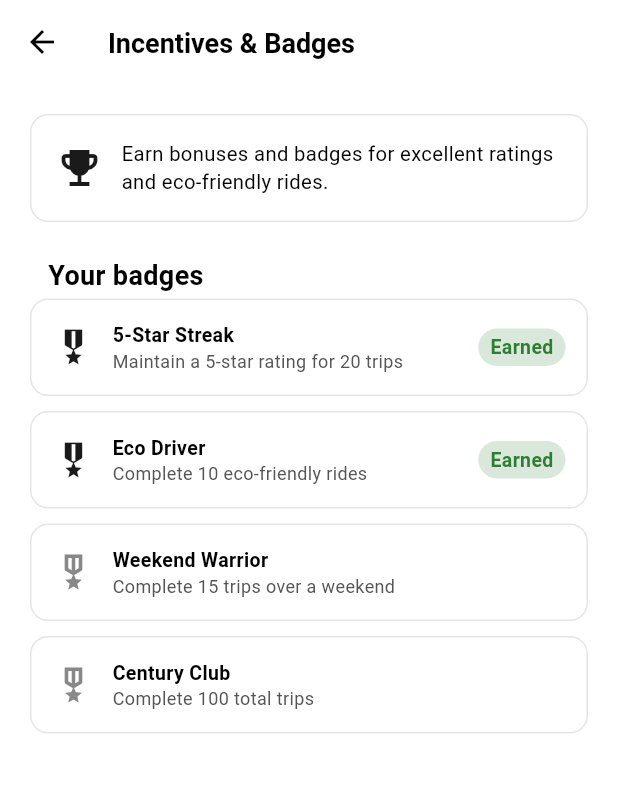
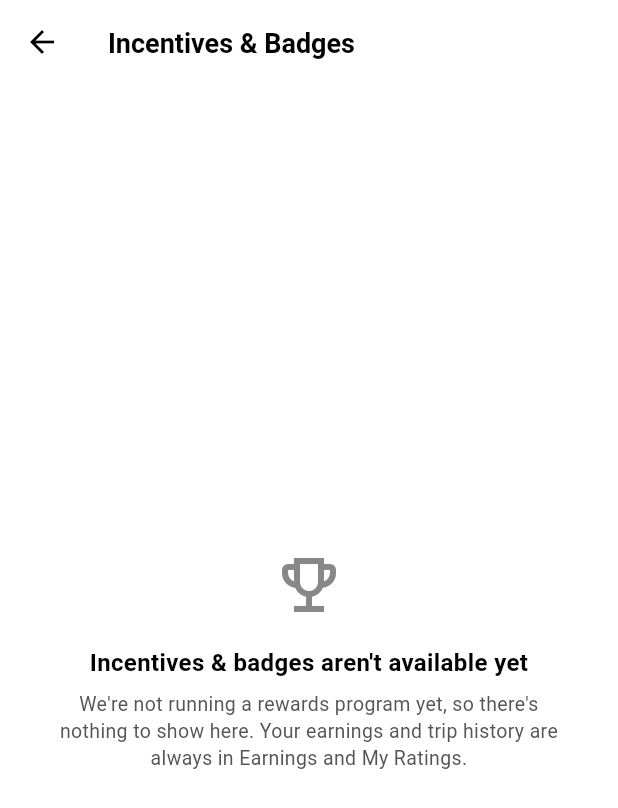
Before and after one commit to MariaD137/ravelgo, a Flutter app: the AccountScreen screen opened directly, after a tap on "Incentives & Badges", on a phone screen of 412 x 824 dp. Shown: the top 808 px of the screen. Run offline on Flutter 3.47's test engine with Material 3 defaults, Android fonts, the phone set to English and light mode, and no system bars; our stand-ins replace dotted_border, flutter_dotenv, geolocator, google_maps_flutter, image_picker, qr_flutter and 3 more; missing offline and left inert: amazon_cognito_identity_dart_2, amplify_auth_cognito, amplify_flutter, amplify_push_notifications_pinpoint; accounts and stored records are empty.

Commit message:
driver_app: real ratings; remove fake incentives/badges and hazard alerts
My Ratings, Incentives & Badges, and Driver Assistance Mode were all
100% hardcoded fixtures with zero backend behind any of them — the
same 4.8-star / 214-trip header and four canned reviews shown to every
driver regardless of their real history, two badges permanently marked
"Earned", and three fake hazard alerts naming real Lagos streets
(Admiralty Way, Ozumba Mbadiwe Ave) as if they were live.

- POST /trips/:id/rating's request schema has accepted an optional
  `comment` since it was written, but silently discarded it — a rider's
  actual feedback text went nowhere. Added Trip.riderComment (additive
  migration), now stored and returned via serializeTrip like
  riderRating already was.
- My Ratings now shows the driver's real average/trip-count (already
  loaded via DriverProfile from GET /drivers/me) and real per-trip
  feedback from GET /trips/mine, filtered to trips with a rating and
  sorted newest-first. A trip with no comment says "No comment left"
  rather than inventing review text; a driver with no rated trips yet
  sees an honest empty state instead of always-populated fake reviews.
- Incentives & Badges and Driver Assistance Mode: no rewards/badge
  system or live traffic/hazard data source exists anywhere in this
  backend. Replaced both with an honest "not available yet" screen
  (same pattern as DeleteAccountScreen's "not connected in this build"
  messaging) instead of fabricating gamification or safety-adjacent
  alerts. Menu entries stay in place — only their fabricated content
  is gone.

Verified: backend `tsc --noEmit` and `eslint` clean; trips.routes
tests 46/46 pass including 3 new ones (comment persists, round-trips
through GET /trips/mine, and is explicitly null rather than
missing/stale when omitted); openapi.routes tests pass (added the
previously-undocumented POST /trips/:id/rating path and the two new
Trip schema fields). `flutter analyze` on driver_app: 30 issues before
and after (all pre-existing style infos elsewhere), 0 new errors.

Co-Authored-By: Claude Sonnet 5 <noreply@anthropic.com>
Claude-Session: https://claude.ai/code/session_012REaxMbtpeYmiZ4EjXVScC

```diff
--- a/driver_app/lib/services/driver_api.dart
+++ b/driver_app/lib/services/driver_api.dart
@@ -51,6 +51,7 @@ class DriverTrip {
   final String? riderName;
   final double? distanceKm;
   final double? riderRating;
+  final String? riderComment;
   final String? pickupNote;
   // Resolved by the rider's Places-backed address search at request time —
   // null for a trip whose address never resolved. Never fabricated.
@@ -82,6 +83,7 @@ class DriverTrip {
     required this.riderName,
     this.distanceKm,
     this.riderRating,
+    this.riderComment,
     this.pickupNote,
     this.pickupLat,
     this.pickupLng,
@@ -120,6 +122,7 @@ class DriverTrip {
       riderName: riderName,
       distanceKm: j['distanceKm'] == null ? null : _d(j['distanceKm']),
       riderRating: j['riderRating'] == null ? null : _d(j['riderRating']),
+      riderComment: j['riderComment'] as String?,
       pickupNote: (j['pickupNote'] == null || '${j['pickupNote']}'.isEmpty) ? null : '${j['pickupNote']}',
       pickupLat: j['pickupLat'] == null ? null : _d(j['pickupLat']),
       pickupLng: j['pickupLng'] == null ? null : _d(j['pickupLng']),
--- a/driver_app/lib/views/account/account_screen.dart
+++ b/driver_app/lib/views/account/account_screen.dart
@@ -88,7 +88,7 @@ class AccountScreen extends StatelessWidget {
                 AppComponents.divider(),
                 AppComponents.tile(title: "Ride Preferences", leading: Icons.tune_outlined, onTap: () => _go(context, const DriverPreferencesScreen())),
                 AppComponents.divider(),
-                AppComponents.tile(title: "My Ratings", leading: Icons.star_outline, onTap: () => _go(context, const MyRatingsScreen())),
+                AppComponents.tile(title: "My Ratings", leading: Icons.star_outline, onTap: () => _go(context, MyRatingsScreen(profile: profile))),
                 AppComponents.divider(),
                 AppComponents.tile(title: "Safety & Emergency", leading: Icons.shield_outlined, onTap: () => _go(context, const EmergencyScreen())),
                 AppComponents.divider(),
--- a/driver_app/lib/views/incentives/incentives_screen.dart
+++ b/driver_app/lib/views/incentives/incentives_screen.dart
@@ -1,61 +1,41 @@
 import 'package:flutter/material.dart';
 import 'package:ravelgo_driver_app/theme/app_theme.dart';
 
+/// A driver rewards/badges program is not built yet — there is no
+/// CommissionConfig-style backend model for it, no endpoint, and no way to
+/// know which milestones a driver has actually hit. This used to show four
+/// hardcoded badges (two always "Earned") to every driver regardless of
+/// their real trip history — a fabricated achievement. Says so honestly
+/// instead.
 class IncentivesScreen extends StatelessWidget {
   const IncentivesScreen({super.key});
 
   @override
   Widget build(BuildContext context) {
-    final badges = [
-      ("5-Star Streak", "Maintain a 5-star rating for 20 trips", true),
-      ("Eco Driver", "Complete 10 eco-friendly rides", true),
-      ("Weekend Warrior", "Complete 15 trips over a weekend", false),
-      ("Century Club", "Complete 100 total trips", false),
-    ];
     return Scaffold(
       appBar: AppBar(title: const Text("Incentives & Badges")),
-      body: ListView(
-        padding: const EdgeInsets.all(20),
-        children: [
-          Container(
-            padding: const EdgeInsets.all(16),
-            decoration: AppComponents.cardDecoration(),
-            child: Row(
-              children: [
-                const Icon(Icons.emoji_events, color: AppColors.primaryDark, size: 32),
-                const SizedBox(width: 12),
-                const Expanded(
-                  child: Text("Earn bonuses and badges for excellent ratings and eco-friendly rides.", style: TextStyle(fontSize: 13.5)),
-                ),
-              ],
-            ),
+      body: Center(
+        child: Padding(
+          padding: const EdgeInsets.all(32),
+          child: Column(
+            mainAxisSize: MainAxisSize.min,
+            children: [
+              const Icon(Icons.emoji_events_outlined, size: 48, color: AppColors.textMuted),
+              const SizedBox(height: 16),
+              const Text(
+                "Incentives & badges aren't available yet",
+                textAlign: TextAlign.center,
+                style: TextStyle(fontWeight: FontWeight.w600, fontSize: 16),
+              ),
+              const SizedBox(height: 8),
+              const Text(
+                "We're not running a rewards program yet, so there's nothing to show here. Your earnings and trip history are always in Earnings and My Ratings.",
+                textAlign: TextAlign.center,
+                style: TextStyle(color: AppColors.textSecondary, fontSize: 13),
+              ),
+            ],
           ),
-          const SizedBox(height: 16),
-          AppComponents.sectionTitle("Your badges"),
-          ...badges.map((b) => Padding(
-                padding: const EdgeInsets.only(bottom: 10),
-                child: Container(
-                  padding: const EdgeInsets.all(14),
-                  decoration: AppComponents.cardDecoration(),
-                  child: Row(
-                    children: [
-                      Icon(b.$3 ? Icons.military_tech : Icons.military_tech_outlined, color: b.$3 ? AppColors.primaryDark : AppColors.textMuted, size: 28),
-                      const SizedBox(width: 12),
-                      Expanded(
-                        child: Column(
-                          crossAxisAlignment: CrossAxisAlignment.start,
-                          children: [
-                            Text(b.$1, style: const TextStyle(fontWeight: FontWeight.w600)),
-                            Text(b.$2, style: const TextStyle(fontSize: 12, color: AppColors.textSecondary)),
-                          ],
-                        ),
-                      ),
-                      if (b.$3) AppComponents.badge("Earned", color: AppColors.success),
-                    ],
-                  ),
-                ),
-              )),
-        ],
+        ),
       ),
     );
   }
--- a/driver_app/lib/views/shell/side_menu_driver.dart
+++ b/driver_app/lib/views/shell/side_menu_driver.dart
@@ -67,7 +67,7 @@ class SideMenuDriver extends StatelessWidget {
             _item(context, Icons.alt_route_outlined, "Driver Assistance Mode", () => const DriverAssistanceScreen()),
             _item(context, Icons.emoji_events_outlined, "Incentives & Badges", () => const IncentivesScreen()),
             _item(context, Icons.tune_outlined, "Ride Preferences", () => const DriverPreferencesScreen()),
-            _item(context, Icons.star_outline, "My Ratings", () => const MyRatingsScreen()),
+            _item(context, Icons.star_outline, "My Ratings", () => MyRatingsScreen(profile: profile)),
             _item(context, Icons.shield_outlined, "Safety & Emergency", () => const EmergencyScreen()),
             AppComponents.divider(),
             _item(context, Icons.help_outline, "FAQ", () => const FAQScreen()),
```
Also changed, not shown: driver_app/lib/views/assistance/driver_assistance_screen.dart (+21 -34 lines), driver_app/lib/views/ratings/my_ratings_screen.dart (+102 -19 lines), 6 other files.
